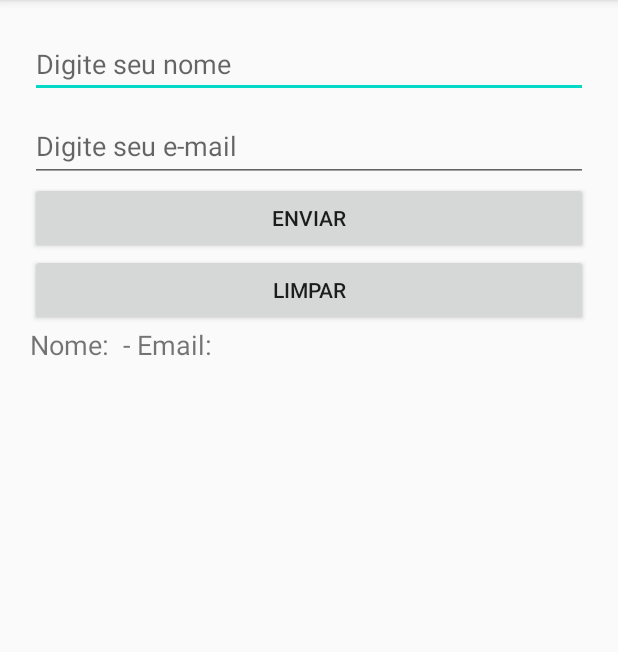
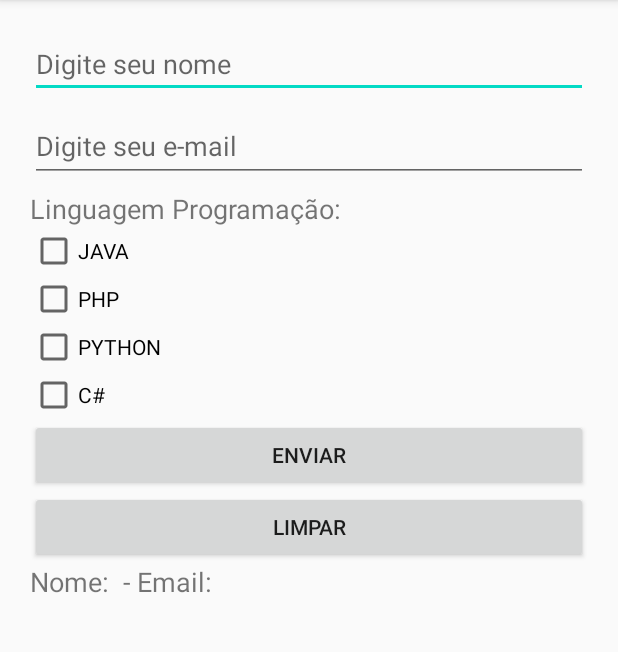
Before and after one commit to Daniel-Penelva/projeto-android-app10-ComponentesDeInterface, an Android app: the screen it shows after launch (MainActivity), after a tap on "ENVIAR", on a phone screen of 412 x 824 dp, the part 84-736 px from its top. Run offline under Robolectric (Android 15) with nearby library versions, the phone set to English and light mode, and no system bars.

```diff
--- a/app/src/main/java/com/formacaoandroidstudio/componentesdeinterface/MainActivity.java
+++ b/app/src/main/java/com/formacaoandroidstudio/componentesdeinterface/MainActivity.java
@@ -4,6 +4,7 @@ import androidx.appcompat.app.AppCompatActivity;
 
 import android.os.Bundle;
 import android.view.View;
+import android.widget.CheckBox;
 import android.widget.EditText;
 import android.widget.TextView;
 
@@ -14,7 +15,9 @@ public class MainActivity extends AppCompatActivity {
 
     private EditText campoNome;
     private TextInputEditText campoEmail;
-    private TextView textoResultado;
+    private TextView textoResultado, textoProgramacao;
+
+    private CheckBox checkJava, checkPhp, checkPython, checkC;
 
     @Override
     protected void onCreate(Bundle savedInstanceState) {
@@ -25,9 +28,36 @@ public class MainActivity extends AppCompatActivity {
         campoNome = findViewById(R.id.editNome);
         campoEmail = findViewById(R.id.editEmail);
         textoResultado = findViewById(R.id.textResultado);
+        textoProgramacao = findViewById(R.id.textProgramacao);
+
+        checkJava = findViewById(R.id.checkJava);
+        checkPhp = findViewById(R.id.checkPhp);
+        checkPython = findViewById(R.id.checkPython);
+        checkC = findViewById(R.id.checkC);
     }
 
-    public void enviar(View view){
+    public void checkBox() {
+
+        String texto = "";
+
+        /* isChecked verifica se o checkBox está marcado - retorna um boolean (true - marcado) (false - desmarcado) */
+        if (checkJava.isChecked()) {
+            texto = "JAVA selecionado - ";
+        }if (checkPhp.isChecked()) {
+            texto = texto + "PHP selecionado - ";
+        }if (checkPython.isChecked()) {
+            texto = texto + "PYTHON selecionado - ";
+        }if (checkC.isChecked()) {
+            texto = texto + "C# selecionado - ";
+        }
+
+        textoProgramacao.setText(texto);
+    }
+
+    public void enviar(View view) {
+
+        /* Chamando o método checkBox */
+        checkBox();
 
         /* Recupera o campo nome */
         String nome = campoNome.getText().toString();
@@ -37,14 +67,15 @@ public class MainActivity extends AppCompatActivity {
         textoResultado.setText("Nome: " + nome + " - Email: " + email);
     }
 
-    public void limpar(View view){
+    public void limpar(View view) {
         campoNome.setText("");
         campoEmail.setText("");
     }
+
 }
 
 /* Anotações:
- * Caixa de Texto
+ * Caixa de Texto (TextView e TextInputLayout)
  *
  *  Em attributes:
  *  -> hint = define um texto de orientação para que o usuária saiba o que deve ser preenchido.
@@ -53,6 +84,11 @@ public class MainActivity extends AppCompatActivity {
  *
  * -> TextInputLayout = esse input permite aparecer o hint mesmo depois de ter clicado na caixa de texto.
  *
+ * ---------------------------------------------------------------
+ * Caixa de Seleção (checkBox)
+ * Pode ser marcado mais de um item.
+ *
+ * ---------------------------------------------------------------
  * Detalhes sobre a Classe MainActivity.java
  * Toda vez que estiver executando o app, será executado essa classe MainActivity.
  *
--- a/app/src/main/res/layout/activity_main.xml
+++ b/app/src/main/res/layout/activity_main.xml
@@ -28,6 +28,38 @@
             android:inputType="textEmailAddress" />
     </com.google.android.material.textfield.TextInputLayout>
 
+    <TextView
+        android:id="@+id/textView2"
+        android:layout_width="match_parent"
+        android:layout_height="wrap_content"
+        android:paddingTop="5dp"
+        android:text="Linguagem Programação:"
+        android:textSize="18sp" />
+
+    <CheckBox
+        android:id="@+id/checkJava"
+        android:layout_width="match_parent"
+        android:layout_height="wrap_content"
+        android:text="JAVA" />
+
+    <CheckBox
+        android:id="@+id/checkPhp"
+        android:layout_width="match_parent"
+        android:layout_height="wrap_content"
+        android:text="PHP" />
+
+    <CheckBox
+        android:id="@+id/checkPython"
+        android:layout_width="match_parent"
+        android:layout_height="wrap_content"
+        android:text="PYTHON" />
+
+    <CheckBox
+        android:id="@+id/checkC"
+        android:layout_width="match_parent"
+        android:layout_height="wrap_content"
+        android:text="C#" />
+
     <Button
         android:id="@+id/button"
         android:layout_width="match_parent"
@@ -49,4 +81,11 @@
         android:text="Resultado"
         android:textSize="18sp" />
 
+    <TextView
+        android:id="@+id/textProgramacao"
+        android:layout_width="match_parent"
+        android:layout_height="wrap_content"
+        android:text="Programação"
+        android:textSize="18sp" />
+
 </LinearLayout>
```
